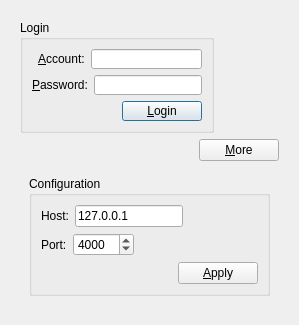
zhming0/Modernization-Traffic-Monitoring-System, file MTMS_Client/clientlogindialog.ui: the form before one commit.
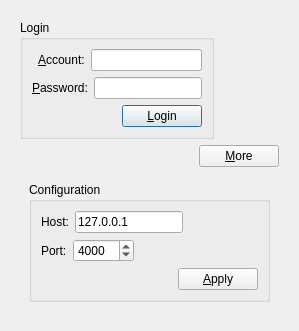
The form after the commit.

```diff
--- a/MTMS_Client/clientlogindialog.ui
+++ b/MTMS_Client/clientlogindialog.ui
@@ -46,7 +46,7 @@
            <property name="maximumSize">
             <size>
              <width>16777215</width>
-             <height>113</height>
+             <height>16777215</height>
             </size>
            </property>
            <property name="title">
```
Left out of the diff: 2 changed lines with no effect on the pictures.
